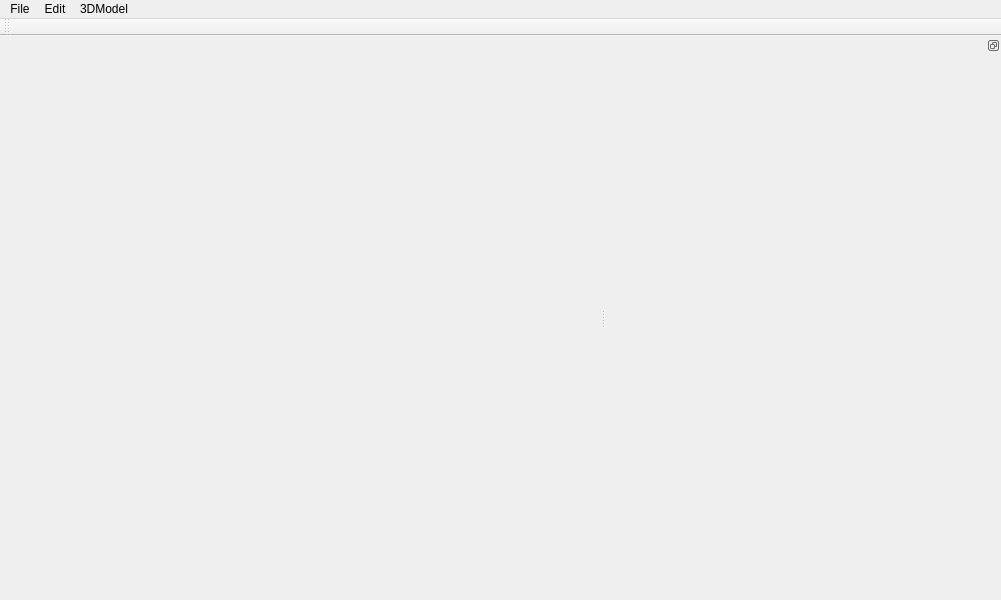
Old version of the form src/view/MainWindow.ui in the repository gnailegoac/rde_ygomi.
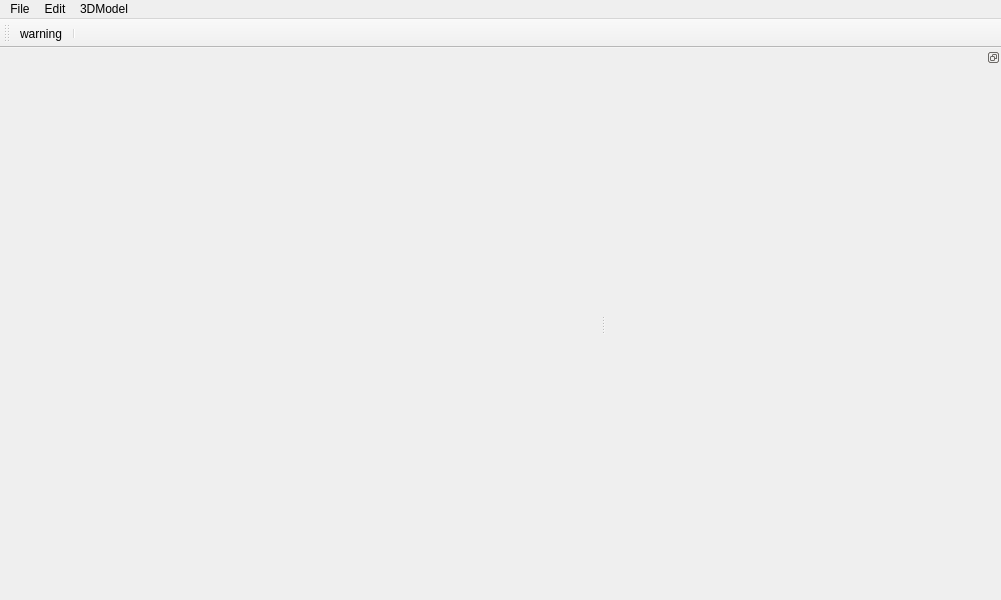
New version of the form. Custom widgets are drawn as their Qt base class.

```diff
--- a/src/view/MainWindow.ui
+++ b/src/view/MainWindow.ui
@@ -86,7 +86,7 @@
   </widget>
   <widget class="QToolBar" name="mainToolBar">
    <property name="enabled">
-    <bool>false</bool>
+    <bool>true</bool>
    </property>
    <attribute name="toolBarArea">
     <enum>TopToolBarArea</enum>
@@ -94,6 +94,8 @@
    <attribute name="toolBarBreak">
     <bool>false</bool>
    </attribute>
+   <addaction name="actionWarning"/>
+   <addaction name="separator"/>
   </widget>
   <widget class="QDockWidget" name="dockWidget">
    <property name="minimumSize">
@@ -197,6 +199,11 @@
     <string>DLM</string>
    </property>
   </action>
+  <action name="actionWarning">
+   <property name="text">
+    <string>warning</string>
+   </property>
+  </action>
  </widget>
  <layoutdefault spacing="6" margin="11"/>
  <customwidgets>
```
